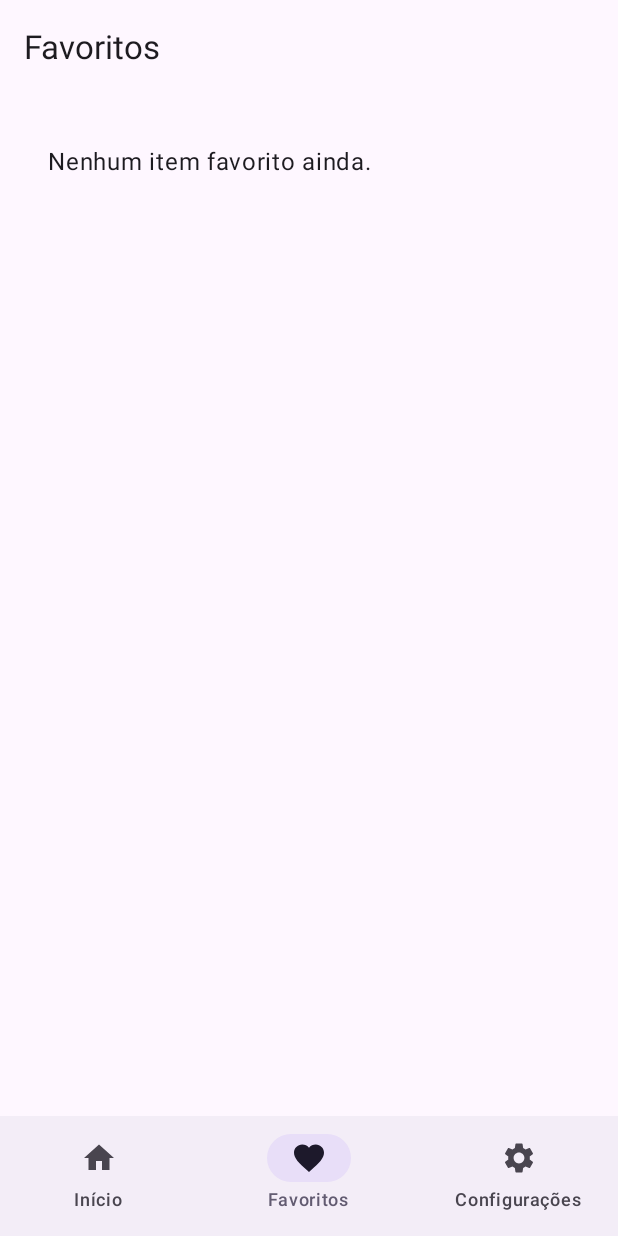
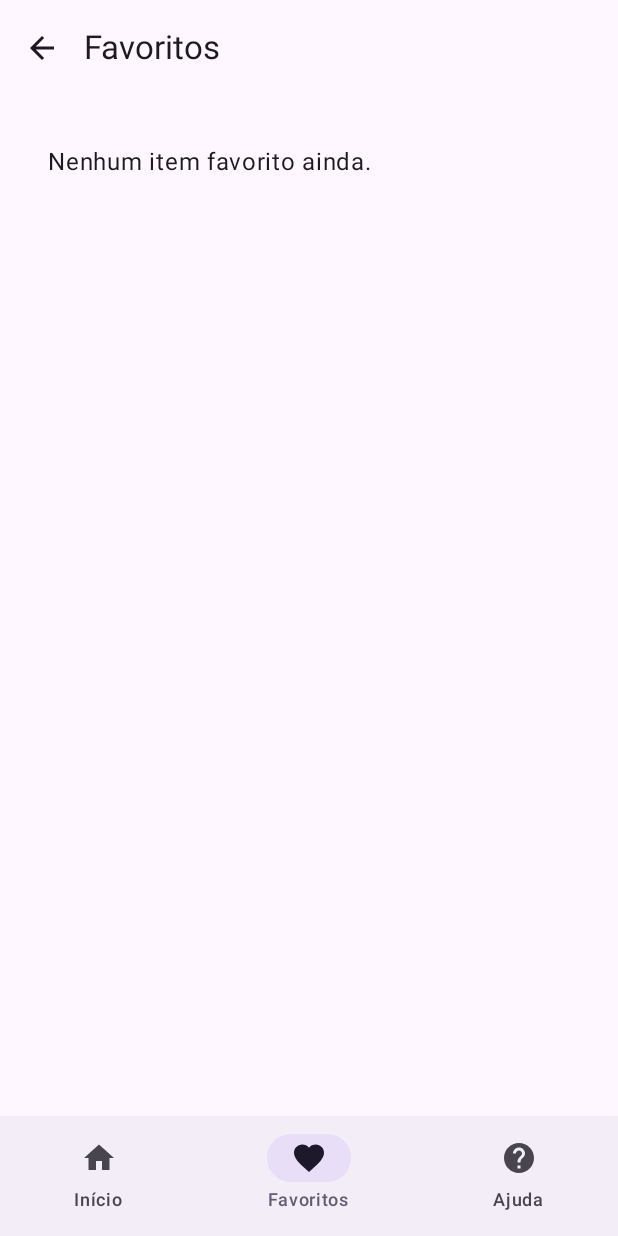
Before and after one commit to FernandoPCJ/fitlife, an Android app built with Jetpack Compose: the screen it shows after launch (MainActivity), item 2 of the bottom bar chosen, on a phone screen of 412 x 824 dp. Run offline under Robolectric (Android 15) with nearby library versions, the phone set to English and light mode, and no system bars.

```diff
--- a/app/src/main/java/com/fernando/fitlife/MainActivity.kt
+++ b/app/src/main/java/com/fernando/fitlife/MainActivity.kt
@@ -1,18 +1,20 @@
-// MainActivity.kt
 package com.fernando.fitlife
 
 import android.os.Bundle
 import androidx.activity.ComponentActivity
 import androidx.activity.compose.setContent
+import androidx.activity.viewModels
 import com.fernando.fitlife.viewmodel.FavoritosViewModel
 import com.fernando.fitlife.viewmodel.PreferenciasViewModel
 
 class MainActivity : ComponentActivity() {
+
+    // Boa prática: usar 'by viewModels()' para garantir o ciclo de vida adequado
+    private val favoritosViewModel: FavoritosViewModel by viewModels()
+    private val preferenciasViewModel: PreferenciasViewModel by viewModels()
+
     override fun onCreate(savedInstanceState: Bundle?) {
         super.onCreate(savedInstanceState)
-
-        val favoritosViewModel = FavoritosViewModel()
-        val preferenciasViewModel = PreferenciasViewModel()
 
         setContent {
             FitLifeApp(
--- a/app/src/main/java/com/fernando/fitlife/data/model/TreinosMock.kt
+++ b/app/src/main/java/com/fernando/fitlife/data/model/TreinosMock.kt
@@ -1,5 +1,6 @@
 package com.fernando.fitlife.data.model
 
+import com.fernando.fitlife.R
 import com.fernando.fitlife.model.Treino
 
 val treinosMock = listOf(
@@ -7,7 +8,7 @@ val treinosMock = listOf(
         id = 1,
         nome = "Treino Cardio",
         descricao = "Queime calorias e melhore seu condicionamento.",
-        imagemUrl = "https://cdn.pixabay.com/photo/2016/11/19/14/00/athletes-1835371_1280.jpg",
+        imagemUrl = R.drawable.treino1,
         duracaoMin = 30,
         nivel = "Iniciante"
     ),
@@ -15,7 +16,7 @@ val treinosMock = listOf(
         id = 2,
         nome = "Musculação Avançada",
         descricao = "Foco em hipertrofia e ganho de massa.",
-        imagemUrl = "https://cdn.pixabay.com/photo/2014/12/03/19/00/bodybuilder-557773_1280.jpg",
+        imagemUrl = R.drawable.treino2,
         duracaoMin = 60,
         nivel = "Avançado"
     ),
@@ -23,7 +24,7 @@ val treinosMock = listOf(
         id = 3,
         nome = "Yoga Relaxante",
         descricao = "Sessão para aliviar o estresse e melhorar a flexibilidade.",
-        imagemUrl = "https://cdn.pixabay.com/photo/2020/01/06/07/46/yoga-4748578_1280.jpg",
+        imagemUrl = R.drawable.treino3,
         duracaoMin = 45,
         nivel = "Intermediário"
     ),
@@ -31,7 +32,7 @@ val treinosMock = listOf(
         id = 4,
         nome = "HIIT Explosivo",
         descricao = "Treino intenso em intervalos para queima rápida de gordura.",
-        imagemUrl = "https://cdn.pixabay.com/photo/2016/11/14/03/06/people-1822459_1280.jpg",
+        imagemUrl = R.drawable.treino4,
         duracaoMin = 20,
         nivel = "Avançado"
     )
--- a/app/src/main/java/com/fernando/fitlife/model/Treino.kt
+++ b/app/src/main/java/com/fernando/fitlife/model/Treino.kt
@@ -4,7 +4,7 @@ data class Treino(
     val id: Int,
     val nome: String,
     val descricao: String,
-    val imagemUrl: String,
+    val imagemUrl: Int,
     val duracaoMin: Int,
     val nivel: String
 )
--- a/app/src/main/java/com/fernando/fitlife/navigation/FitLifeNavGraph.kt
+++ b/app/src/main/java/com/fernando/fitlife/navigation/FitLifeNavGraph.kt
@@ -27,6 +27,7 @@ fun FitLifeNavGraph(
             val treinoId = backStackEntry.arguments?.getString("treinoId")?.toIntOrNull() ?: 0
             DetalhesScreen(
                 treinoId = treinoId,
+                navController = navController,  // ✅ Adicionado navController
                 favoritosViewModel = favoritosViewModel
             )
         }
--- a/app/src/main/java/com/fernando/fitlife/ui/components/BottomBar.kt
+++ b/app/src/main/java/com/fernando/fitlife/ui/components/BottomBar.kt
@@ -3,7 +3,7 @@ package com.fernando.fitlife.ui.components
 import androidx.compose.material.icons.Icons
 import androidx.compose.material.icons.filled.Favorite
 import androidx.compose.material.icons.filled.Home
-import androidx.compose.material.icons.filled.Settings
+import androidx.compose.material.icons.filled.Help
 import androidx.compose.material3.*
 import androidx.compose.runtime.Composable
 import androidx.compose.ui.graphics.vector.ImageVector
@@ -14,7 +14,7 @@ data class BottomNavItem(val label: String, val route: String, val icon: ImageVe
 val bottomNavItems = listOf(
     BottomNavItem("Início", "home", Icons.Default.Home),
     BottomNavItem("Favoritos", "favoritos", Icons.Default.Favorite),
-    BottomNavItem("Configurações", "configuracoes", Icons.Default.Settings),
+    BottomNavItem("Ajuda", "ajuda", Icons.Default.Help), // Alterado aqui
 )
 
 @Composable
--- a/app/src/main/java/com/fernando/fitlife/ui/screens/FavoritosScreen.kt
+++ b/app/src/main/java/com/fernando/fitlife/ui/screens/FavoritosScreen.kt
@@ -4,19 +4,21 @@ import androidx.compose.foundation.clickable
 import androidx.compose.foundation.layout.*
 import androidx.compose.foundation.lazy.LazyColumn
 import androidx.compose.foundation.lazy.items
+import androidx.compose.material.icons.Icons
+import androidx.compose.material.icons.filled.ArrowBack
 import androidx.compose.material3.*
-import androidx.compose.runtime.*
+import androidx.compose.runtime.Composable
 import androidx.compose.ui.Alignment
 import androidx.compose.ui.Modifier
 import androidx.compose.ui.layout.ContentScale
 import androidx.compose.ui.text.font.FontWeight
 import androidx.compose.ui.unit.dp
 import androidx.navigation.NavController
-import coil.compose.AsyncImage
 import com.fernando.fitlife.model.Treino
 import com.fernando.fitlife.viewmodel.FavoritosViewModel
 import com.fernando.fitlife.ui.components.BottomBar
 import androidx.navigation.compose.currentBackStackEntryAsState
+import coil.compose.AsyncImage
 
 @OptIn(ExperimentalMaterial3Api::class)
 @Composable
@@ -30,7 +32,14 @@ fun FavoritosScreen(
 
     Scaffold(
         topBar = {
-            TopAppBar(title = { Text("Favoritos") })
+            TopAppBar(
+                title = { Text("Favoritos") },
+                navigationIcon = {
+                    IconButton(onClick = { navController.popBackStack() }) {
+                        Icon(Icons.Default.ArrowBack, contentDescription = "Voltar")
+                    }
+                }
+            )
         },
         bottomBar = {
             BottomBar(navController = navController, currentRoute = currentRoute)
```
Also changed, not shown: app/build.gradle.kts (+29 -5 lines), app/src/main/java/com/fernando/fitlife/ui/screens/DetalhesScreen.kt (+13 -1 lines), app/src/main/java/com/fernando/fitlife/ui/screens/HomeScreen.kt (+1 -10 lines), app/src/main/res/drawable/treino1.jpg (added), app/src/main/res/drawable/treino2.jpeg (added), app/src/main/res/drawable/treino3.jpg (added), app/src/main/res/drawable/treino4.jpg (added).
